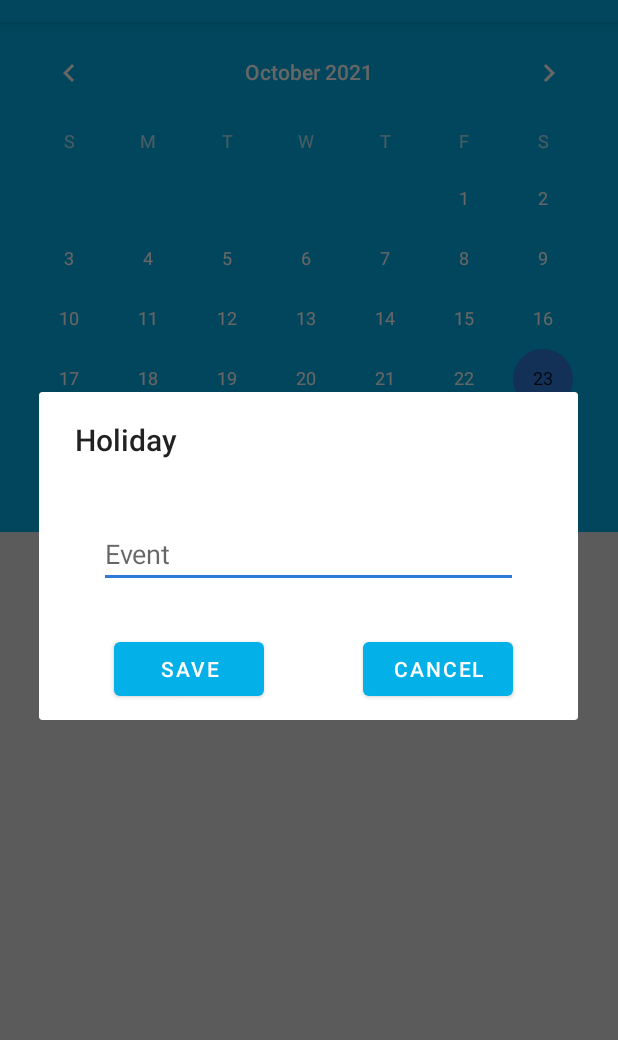
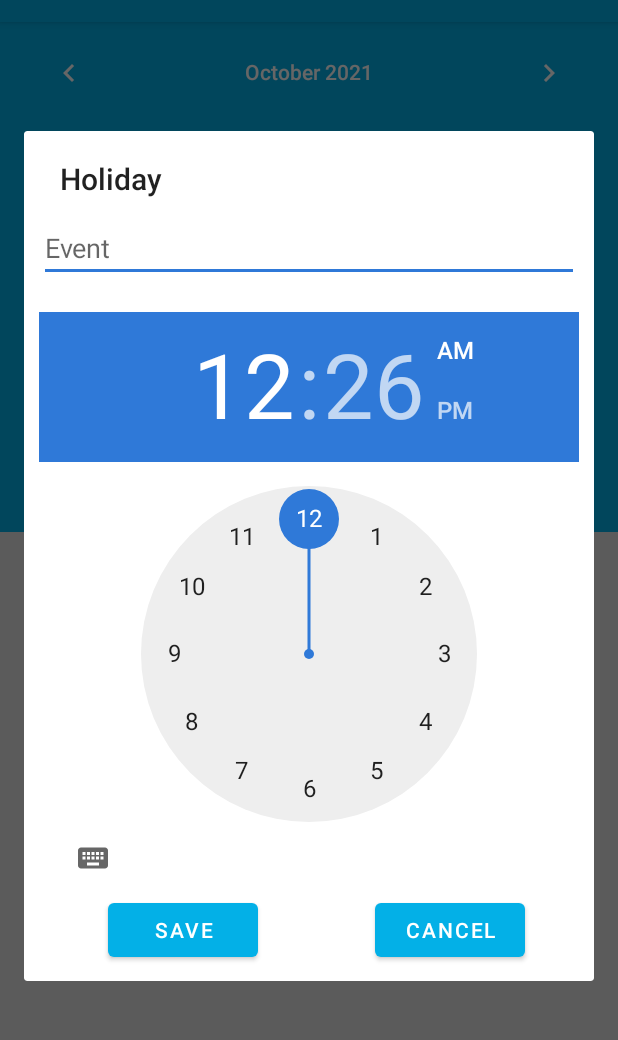
Before and after one commit to NovykovaNatalia/SmartNote, an Android app: the fragment HolidayFragment shown on its own in the app's theme, after a tap on "Add", on a phone screen of 412 x 824 dp, the part 62-1102 px from its top. Run offline under Robolectric (Android 15) with nearby library versions, the phone set to English and light mode, and no system bars; libraries missing offline, so code that uses them is left out: androidx.palette.graphics.

Commit message:
Add Time Picker to HolidayFragment.kt

```diff
--- a/app/src/main/java/com/example/smartnote/ui/holiday/CustomRecyclerAdapterHoliday.kt
+++ b/app/src/main/java/com/example/smartnote/ui/holiday/CustomRecyclerAdapterHoliday.kt
@@ -31,10 +31,12 @@ class CustomAdapterHoliday(private val items: ArrayList<Holiday>) :
     class ViewHolder(view: View) : RecyclerView.ViewHolder(view) {
         val date_tv: TextView
         val event_tv: TextView
+        val time_tv: TextView
 
         init {
             date_tv = view.findViewById(R.id.date_holiday_tv)
             event_tv = view.findViewById(R.id.event_holiday_tv)
+            time_tv = view.findViewById(R.id.time_holiday_tv)
         }
     }
 
@@ -52,6 +54,7 @@ class CustomAdapterHoliday(private val items: ArrayList<Holiday>) :
         holder.run {
             event_tv.setText(items[position].event)
             date_tv.setText(items[position].date_ev)
+            time_tv.setText(items[position].time)
 
             itemView.setOnClickListener {
                 val builder = AlertDialog.Builder(holder.date_tv.context)
--- a/app/src/main/java/com/example/smartnote/ui/holiday/Holiday.kt
+++ b/app/src/main/java/com/example/smartnote/ui/holiday/Holiday.kt
@@ -5,10 +5,12 @@ import java.io.Serializable
 class Holiday : Serializable {
     lateinit var date_ev: String
     lateinit var event: String
+    lateinit var time: String
 
     override fun toString(): String {
         val builder = StringBuilder()
         builder.append("Date" + " : " + date_ev + "\n")
+                .append("Time" + " : " + time + "\n")
                 .append("Event" + " : " + event + "\n" + "\n")
         return builder.toString()
     }
--- a/app/src/main/java/com/example/smartnote/ui/shopping/ShoppingFragment.kt
+++ b/app/src/main/java/com/example/smartnote/ui/shopping/ShoppingFragment.kt
@@ -31,7 +31,7 @@ import kotlin.collections.ArrayList
 class ShoppingFragment : Fragment() {
     lateinit var editText: EditText
     lateinit var recyclerViewShopping: RecyclerView
-    lateinit var addBtn: Button
+    lateinit var addBtn: ImageButton
     lateinit var list: ArrayList<ShoppingItem>
     lateinit var customAdapterShopping: CustomAdapterShopping
     lateinit var btnSpeach: ImageView
--- a/app/src/main/res/drawable/baseline_add.xml
+++ b/app/src/main/res/drawable/baseline_add.xml
@@ -3,7 +3,7 @@
     android:height="24dp"
     android:viewportWidth="24"
     android:viewportHeight="24"
-    android:tint="?attr/colorControlNormal">
+    android:tint="?attr/color">
   <path
       android:fillColor="@android:color/white"
       android:pathData="M19,13h-6v6h-2v-6H5v-2h6V5h2v6h6v2z"/>
--- a/app/src/main/res/drawable/ic_baseline_keyboard_voice_24.xml
+++ b/app/src/main/res/drawable/ic_baseline_keyboard_voice_24.xml
@@ -5,6 +5,6 @@
     android:viewportHeight="24"
     android:tint="?attr/color">
   <path
-      android:fillColor="#E0D8E6"
+      android:fillColor="@color/white"
       android:pathData="M12,15c1.66,0 2.99,-1.34 2.99,-3L15,6c0,-1.66 -1.34,-3 -3,-3S9,4.34 9,6v6c0,1.66 1.34,3 3,3zM17.3,12c0,3 -2.54,5.1 -5.3,5.1S6.7,15 6.7,12L5,12c0,3.42 2.72,6.23 6,6.72L11,22h2v-3.28c3.28,-0.48 6,-3.3 6,-6.72h-1.7z"/>
 </vector>
--- a/app/src/main/res/layout/holiday_dialog.xml
+++ b/app/src/main/res/layout/holiday_dialog.xml
@@ -7,24 +7,28 @@
     android:orientation="vertical"
     android:padding="10dp">
     <LinearLayout
+        android:layout_width="match_parent"
+        android:layout_height="wrap_content"
+        android:orientation="horizontal">
+        <EditText
+            android:id="@+id/event"
+            android:layout_width="match_parent"
+            android:layout_height="wrap_content"
+            android:hint="Event" />
+    </LinearLayout>
+    <LinearLayout
         android:id="@+id/line_one_holiday"
         android:layout_width="match_parent"
         android:layout_height="wrap_content"
-        android:layout_margin="30dp"
         android:orientation="horizontal">
-<!--        <EditText-->
-<!--            android:id="@+id/date"-->
-<!--            android:inputType="date"-->
-<!--            android:layout_weight="2"-->
-<!--            android:hint="Date"-->
-<!--            android:layout_width="wrap_content"-->
-<!--            android:layout_height="wrap_content"/>-->
-        <EditText
-            android:id="@+id/event"
-            android:layout_weight="2"
-            android:hint="Event"
+
+        <TimePicker
+            android:id="@+id/timePicker1"
             android:layout_width="wrap_content"
-            android:layout_height="wrap_content"/>
+            android:layout_height="wrap_content"
+            android:layout_centerHorizontal="true"
+            android:layout_marginTop="20dp"
+            android:timePickerMode="clock" />
 
     </LinearLayout>
 
```
Also changed, not shown: app/src/main/java/com/example/smartnote/ui/holiday/HolidayFragment.kt (+41 -12 lines), app/src/main/res/drawable/border_shopping.xml (added, +9 -0 lines), app/src/main/res/layout/fragment_shopping.xml (+8 -10 lines), app/src/main/res/layout/item_holiday.xml (+7 -1 lines).
